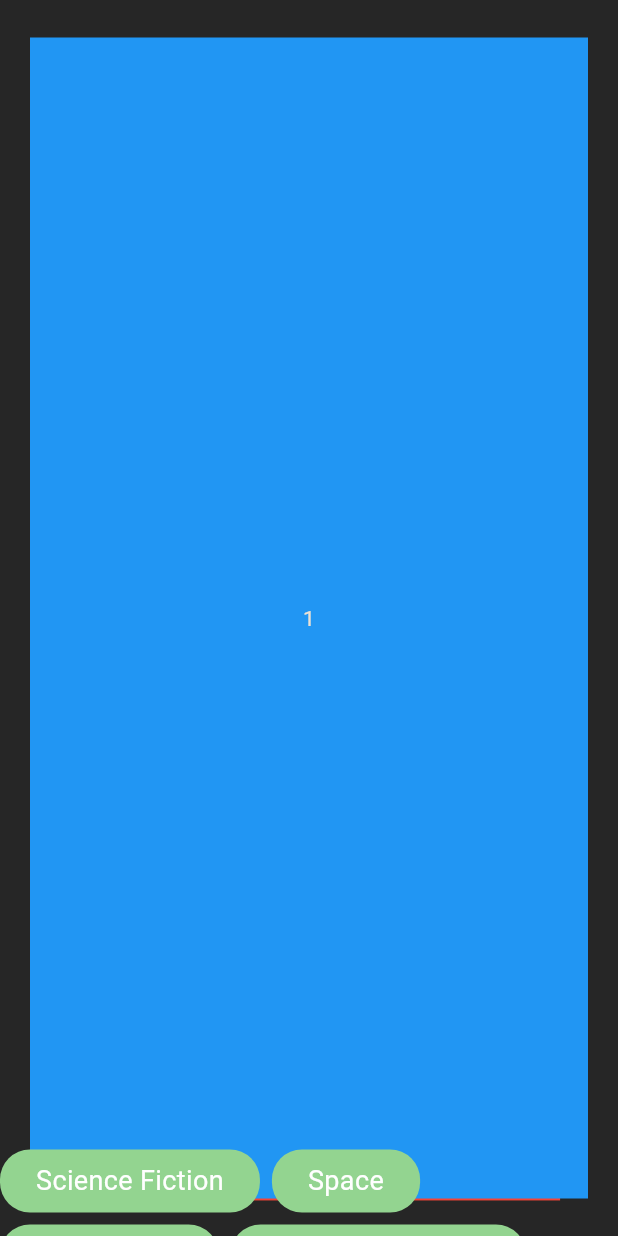
After one commit to Niko-ux-netizen/app, a Flutter app: the screen it shows after launch, in the side drawer, after a tap on "Swipe", on a phone screen of 412 x 824 dp. The commit adds this screen. Run offline on Flutter 3.47's test engine with Material 3 defaults, Android fonts, the light colour scheme and no system bars; drawn by our look-alikes of flutter_card_swiper.

Commit message:
Eerste versie

```diff
--- a/flutter_application_1/lib/main.dart
+++ b/flutter_application_1/lib/main.dart
@@ -1,9 +1,11 @@
 import 'package:flutter/material.dart';
+import 'package:namer_app/pages/swipe_page.dart';
 import 'pages/watchlist_page.dart';
 import 'pages/history_page.dart';
 import 'pages/genres_page.dart';
 import 'pages/party_page.dart';
 import 'pages/login_page.dart';
+
 void main() {
   runApp(const MyApp());
 }
@@ -68,17 +70,20 @@ class HomePage extends StatelessWidget {
             ),
             ListTile(
               leading: const Icon(Icons.list, color: Color(0xFFDAAB2D)),
-              title: const Text('Watchlist', style: TextStyle(color: Colors.white)),
+              title: const Text('Watchlist',
+                  style: TextStyle(color: Colors.white)),
               onTap: () {
                 Navigator.push(
                   context,
-                  MaterialPageRoute(builder: (context) => const WatchlistPage()),
+                  MaterialPageRoute(
+                      builder: (context) => const WatchlistPage()),
                 );
               },
             ),
             ListTile(
               leading: const Icon(Icons.history, color: Color(0xFFDAAB2D)),
-              title: const Text('History', style: TextStyle(color: Colors.white)),
+              title:
+                  const Text('History', style: TextStyle(color: Colors.white)),
               onTap: () {
                 Navigator.push(
                   context,
@@ -88,7 +93,8 @@ class HomePage extends StatelessWidget {
             ),
             ListTile(
               leading: const Icon(Icons.category, color: Color(0xFFDAAB2D)),
-              title: const Text('Genres', style: TextStyle(color: Colors.white)),
+              title:
+                  const Text('Genres', style: TextStyle(color: Colors.white)),
               onTap: () {
                 Navigator.push(
                   context,
@@ -116,13 +122,23 @@ class HomePage extends StatelessWidget {
                 );
               },
             ),
-
+            ListTile(
+              leading: const Icon(Icons.group, color: Color(0xFFDAAB2D)),
+              title: const Text('Swipe', style: TextStyle(color: Colors.white)),
+              onTap: () {
+                Navigator.push(
+                  context,
+                  MaterialPageRoute(builder: (context) => const SwipePage()),
+                );
+              },
+            ),
           ],
         ),
       ),
       body: Container(
         width: double.infinity,
-        color: const Color(0xFF262626), // Use "color" to set the background color
+        color:
+            const Color(0xFF262626), // Use "color" to set the background color
         child: Column(
           mainAxisAlignment: MainAxisAlignment.center,
           crossAxisAlignment: CrossAxisAlignment.center,
@@ -159,7 +175,8 @@ class HomePage extends StatelessWidget {
               },
               style: ElevatedButton.styleFrom(
                 backgroundColor: Color(0xFFDAAB2D),
-                padding: const EdgeInsets.symmetric(horizontal: 24, vertical: 12),
+                padding:
+                    const EdgeInsets.symmetric(horizontal: 24, vertical: 12),
                 shape: RoundedRectangleBorder(
                   borderRadius: BorderRadius.circular(30),
                 ),
--- /dev/null
+++ b/flutter_application_1/lib/pages/swipe_card.dart
@@ -0,0 +1,33 @@
+import 'package:flutter/material.dart';
+import 'package:flutter_card_swiper/flutter_card_swiper.dart';
+
+class SwipeCard extends StatelessWidget {
+  List<Container> cards = [
+    Container(
+      alignment: Alignment.center,
+      child: const Text('1'),
+      color: Colors.blue,
+    ),
+    Container(
+      alignment: Alignment.center,
+      child: const Text('2'),
+      color: Colors.red,
+    ),
+    Container(
+      alignment: Alignment.center,
+      child: const Text('3'),
+      color: Colors.purple,
+    )
+  ];
+
+  @override
+  Widget build(BuildContext context) {
+    return SizedBox.expand(
+      child: CardSwiper(
+        cardsCount: cards.length,
+        cardBuilder: (context, index, percentThresholdX, percentThresholdY) =>
+            SizedBox.expand(child: cards[index]),
+      ),
+    );
+  }
+}
--- /dev/null
+++ b/flutter_application_1/lib/pages/swipe_page.dart
@@ -0,0 +1,103 @@
+import 'package:flutter/material.dart';
+import 'package:namer_app/pages/swipe_card.dart';
+
+class SwipePage extends StatefulWidget {
+  const SwipePage({super.key});
+
+  @override
+  State<SwipePage> createState() => _SwipePageState();
+}
+
+class _SwipePageState extends State<SwipePage> {
+  final List<String> genres = [
+    'Science Fiction',
+    'Space',
+    'Spectacular',
+    'Christopher Nolan',
+  ];
+
+  @override
+  Widget build(BuildContext context) {
+    return Scaffold(
+        body: SingleChildScrollView(
+      child: Stack(children: [
+        SizedBox(
+          height: MediaQuery.of(context).size.height,
+          child: SwipeCard(),
+        ),
+        Column(
+          crossAxisAlignment: CrossAxisAlignment.start,
+          children: [
+            SizedBox(height: MediaQuery.of(context).size.height * 0.93),
+            Wrap(
+              spacing: 8.0,
+              runSpacing: 8.0,
+              children: genres
+                  .map(
+                    (genre) => Container(
+                      padding: const EdgeInsets.symmetric(
+                        horizontal: 24.0,
+                        vertical: 8.0,
+                      ),
+                      decoration: BoxDecoration(
+                        color: const Color.fromARGB(255, 147, 212, 144),
+                        borderRadius: BorderRadius.circular(20.0),
+                      ),
+                      child: Text(
+                        genre,
+                        textAlign: TextAlign.center,
+                        style: const TextStyle(
+                          color: Colors.white,
+                          fontSize: 18.0,
+                          fontWeight: FontWeight.w400,
+                        ),
+                      ),
+                    ),
+                  )
+                  .toList(),
+            ),
+            Padding(
+              padding: const EdgeInsets.only(top: 16.0),
+              child: Text(
+                "Interstellar",
+                style: const TextStyle(
+                  fontSize: 30.0,
+                  fontWeight: FontWeight.bold,
+                  color: Colors.white,
+                ),
+              ),
+            ),
+            Padding(
+              padding: const EdgeInsets.only(top: 16.0),
+              child: Column(
+                crossAxisAlignment: CrossAxisAlignment.start,
+                children: const [
+                  Text(
+                    "Hallo Anthonny en Nikolai, alles goed met jullie? Ik heb mijn best gedaan op deze pagina en chatGPT heeft mij goed kunne helpen, danku!",
+                    style: TextStyle(fontSize: 16.0),
+                  ),
+                  SizedBox(height: 16.0),
+                  Row(
+                    children: [
+                      Icon(Icons.star, color: Colors.amber, size: 24.0),
+                      Icon(Icons.star, color: Colors.amber, size: 24.0),
+                      Icon(Icons.star, color: Colors.amber, size: 24.0),
+                      Icon(Icons.star, color: Colors.amber, size: 24.0),
+                      Icon(Icons.star_half, color: Colors.amber, size: 24.0),
+                      SizedBox(width: 8.0),
+                      Text(
+                        "4.5/5.0",
+                        style: TextStyle(
+                            fontSize: 18.0, fontWeight: FontWeight.bold),
+                      ),
+                    ],
+                  ),
+                ],
+              ),
+            ),
+          ],
+        ),
+      ]),
+    ));
+  }
+}
--- a/flutter_application_1/pubspec.yaml
+++ b/flutter_application_1/pubspec.yaml
@@ -1,7 +1,7 @@
 name: namer_app
 description: A new Flutter project.
 
-publish_to: 'none'
+publish_to: "none"
 
 version: 0.0.1+1
 
@@ -12,8 +12,10 @@ dependencies:
   flutter:
     sdk: flutter
 
+  card_swiper:
   english_words: ^4.0.0
   provider: ^6.0.0
+  flutter_card_swiper: ^7.0.2
 
 dev_dependencies:
   flutter_test:
```
Also changed, not shown: flutter_application_1/pubspec.lock.
